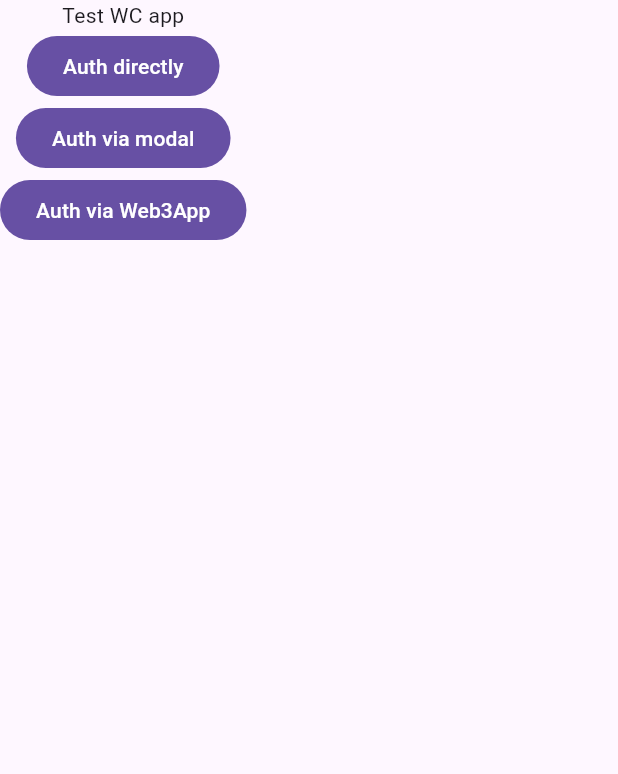
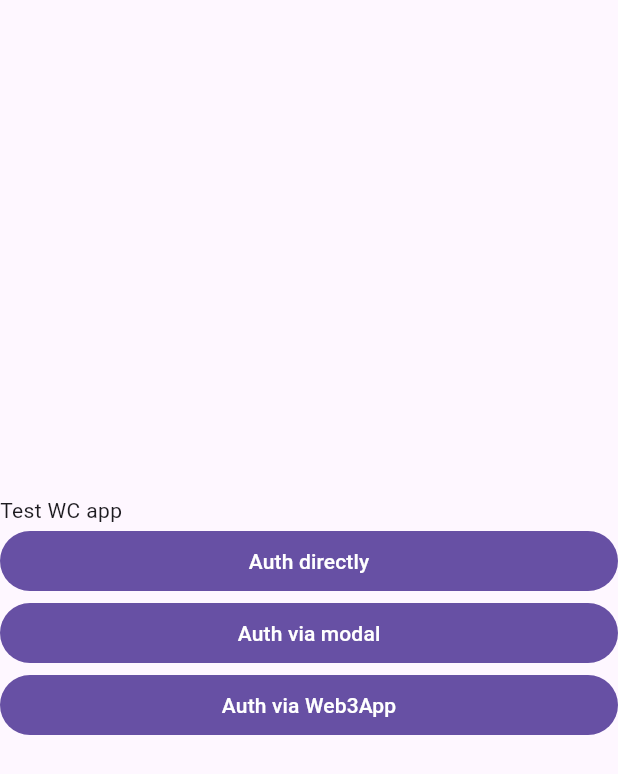
Before and after one commit to AlexSeednov/test, a Flutter app: the screen it shows after launch, after a tap on "Auth directly", on a phone screen of 412 x 824 dp. Shown: the top 774 px of the screen. Run offline on Flutter 3.47's test engine with Material 3 defaults, Android fonts, the phone set to English and light mode, and no system bars; our stand-ins replace logger; missing offline and left inert: web3modal_flutter; statements that could not run were skipped.

Commit message:
First variant almost done

```diff
--- /dev/null
+++ b/lib/auth_directly.dart
@@ -0,0 +1,94 @@
+import 'dart:async';
+
+import 'package:test_app/logger_service.dart';
+import 'package:test_app/wallet_connect_const.dart';
+import 'package:url_launcher/url_launcher_string.dart';
+import 'package:web3modal_flutter/web3modal_flutter.dart';
+
+/// https://docs.walletconnect.com/api/auth/dapp-usage#request-authentication
+final class AuthDirectly {
+  ///
+  static AuthClient? _authorizationClient;
+
+  ///
+  static AuthRequestResponse? _authorizationRequest;
+
+  ///
+  static Future<void> prepare() async {
+    _authorizationClient = await AuthClient.createInstance(
+      projectId: walletConnectProjectId,
+      metadata: walletConnectMetadata,
+    );
+  }
+
+  ///
+  static void dispose() {
+    _authorizationClient = null;
+    _authorizationRequest = null;
+  }
+
+  ///
+  static Future<bool> authorize() async {
+    await prepare();
+    try {
+      _authorizationRequest = await _authorizationClient!.request(
+        params: authorizationParameters('Try to auth'),
+      );
+
+      final String connectionLink =
+          Uri.encodeComponent(_authorizationRequest!.uri.toString());
+
+      final String link = 'trust://wc?uri=$connectionLink';
+      //'https://link.trustwallet.com/wc?uri=$connectionLink';
+      //'metamask://wc?uri=$connectionLink';
+      //'https://metamask.app.link/wc?uri=$connectionLink';
+      //'wc://wc?uri=$connectionLink';
+
+      logInfo(info: 'Link to open for authorization - $link');
+
+      await launchUrlString(link);
+
+      final AuthResponse authResponse =
+          await _authorizationRequest!.completer.future;
+
+      if (authResponse.result == null) {
+        /// Some error happened
+        if (authResponse.error != null) {
+          /// Was an issue verifying the signature.
+          final WalletConnectError error = authResponse.error!;
+          logError(
+            error: 'WalletConnectError: '
+                '${error.message} '
+                '(code: ${error.code})',
+          );
+        } else if (authResponse.jsonRpcError != null) {
+          /// Something went wrong when signing with the wallet.
+          final JsonRpcError error = authResponse.jsonRpcError!;
+          logError(
+            error: 'JsonRpcError: '
+                '${error.message} '
+                '(code: ${error.code})',
+          );
+        } else {
+          /// Unexpected error
+          logError(error: 'Unknown error on authorization flow');
+        }
+        return false;
+      }
+
+      /// Having a result indicates that the signature has been verified.
+      /// Retrieve the wallet address from a successful response
+      final String walletAddress =
+          AddressUtils.getDidAddress(authResponse.result!.p.iss);
+
+      logInfo(info: 'Authorization succeed');
+      logInfo(info: 'Address $walletAddress');
+      logInfo(info: 'iat ${authResponse.result!.p.iat}');
+      logInfo(info: 'signature ${authResponse.result!.s.s}');
+      return true;
+    } catch (error) {
+      logError(error: error.toString());
+      return false;
+    }
+  }
+}
--- a/lib/main.dart
+++ b/lib/main.dart
@@ -1,4 +1,5 @@
 import 'package:flutter/material.dart';
+import 'package:test_app/auth_directly.dart';
 
 void main() {
   runApp(const MainApp());
@@ -12,10 +13,14 @@ class MainApp extends StatelessWidget {
     return MaterialApp(
       home: Scaffold(
         body: Column(
+          mainAxisAlignment: MainAxisAlignment.center,
+          crossAxisAlignment: CrossAxisAlignment.stretch,
           children: [
             const Text('Test WC app'),
             FilledButton(
-              onPressed: () => {},
+              onPressed: () => {
+                AuthDirectly.authorize(),
+              },
               child: const Text('Auth directly'),
             ),
             FilledButton(
--- /dev/null
+++ b/lib/wallet_connect_const.dart
@@ -0,0 +1,33 @@
+import 'package:web3modal_flutter/web3modal_flutter.dart';
+
+///
+const String walletConnectProjectId = '7fe1f87883239d06cbbbbbab26d295d9';
+
+///
+const PairingMetadata walletConnectMetadata = PairingMetadata(
+  name: 'Test App',
+  description: 'Test App',
+  url: 'https://www.walletconnect.com/',
+  icons: ['https://walletconnect.com/walletconnect-logo.png'],
+  redirect: Redirect(
+    native: 'bricktest://',
+    universal: 'https://www.walletconnect.com',
+  ),
+);
+
+///
+final Set<String> walletConnectIncluded = {
+  // MetaMask
+  'c57ca95b47569778a828d19178114f4db188b89b763c899ba0be274e97267d96',
+  // Trust
+  '4622a2b2d6af1c9844944291e5e7351a6aa24cd7b23099efac1b2fd875da31a0',
+};
+
+///
+AuthRequestParams authorizationParameters(String? information) =>
+    AuthRequestParams(
+      aud: 'https://test.com/login',
+      domain: 'test.com',
+      chainId: 'eip155:1',
+      statement: information,
+    );
--- a/pubspec.yaml
+++ b/pubspec.yaml
@@ -13,6 +13,12 @@ dependencies:
   # https://pub.dev/packages/flutter_lints
   flutter_lints: ^4.0.0
 
+  # https://pub.dev/packages/logger
+  logger: ^2.3.0
+
+  # https://pub.dev/packages/url_launcher
+  url_launcher: ^6.2.5
+
   # https://pub.dev/packages/web3modal_flutter
   web3modal_flutter: 3.2.0
 
```
Also changed, not shown: lib/logger_service.dart (added, +42 -0 lines), pubspec.lock (deleted), 1 other file.
